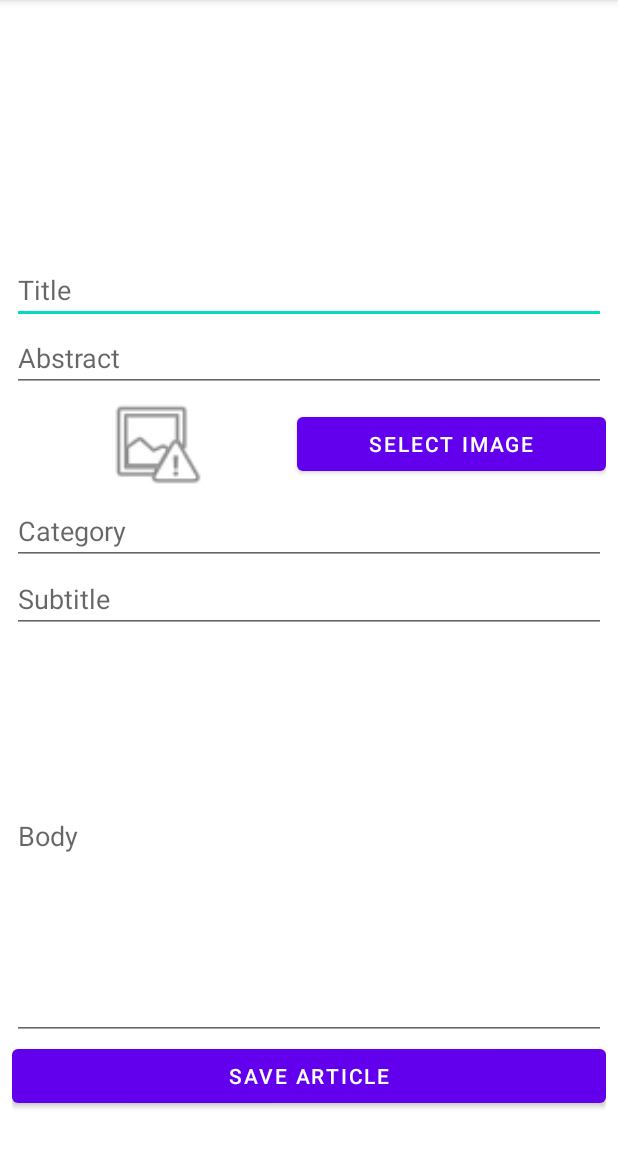
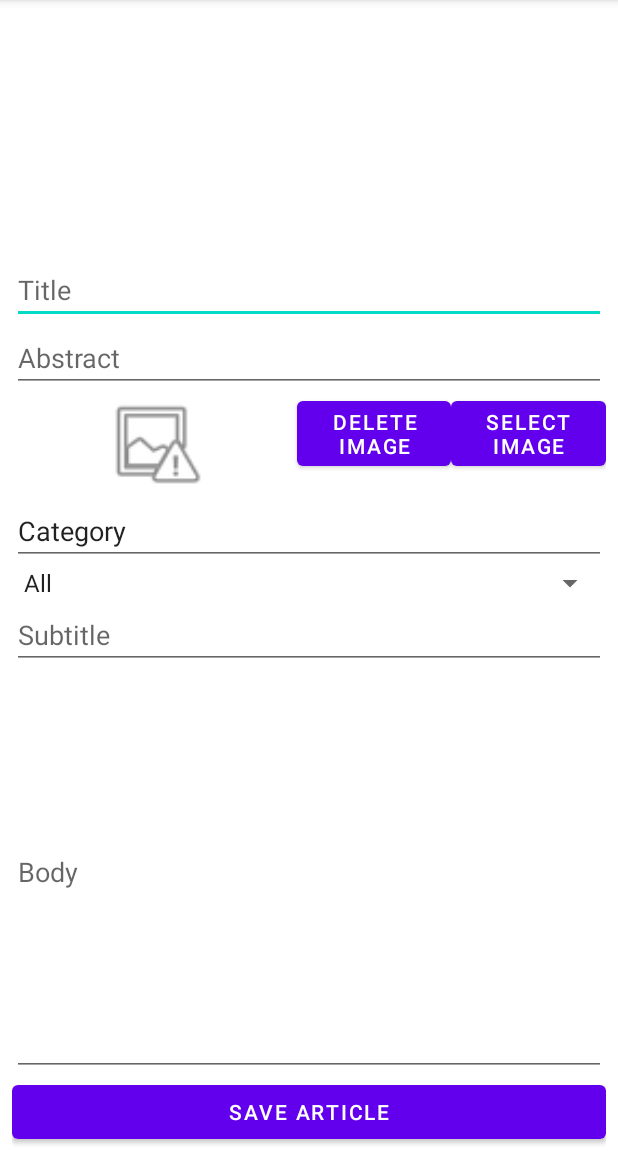
Before and after one commit to Haocyyy/NewsApplication, an Android app: the CreateArticle screen opened directly, with no data from a screen before it, on a phone screen of 412 x 824 dp, the part 84-1236 px from its top. Run offline under Robolectric (Android 15) with nearby library versions, the phone set to English and light mode, and no system bars.

Commit message:
some extra buttons

```diff
--- a/app/src/main/java/es/upm/hcid/pui/assignment/CreateArticle.java
+++ b/app/src/main/java/es/upm/hcid/pui/assignment/CreateArticle.java
@@ -20,6 +20,8 @@ import java.io.FileNotFoundException;
 import java.io.IOException;
 import java.io.InputStream;
 
+import android.widget.Spinner;
+
 public class CreateArticle extends AppCompatActivity {
     private static final int REQUEST_CODE_OPEN_IMAGE = 1;
 
@@ -27,7 +29,7 @@ public class CreateArticle extends AppCompatActivity {
     EditText TitleArticle;
     EditText AbstractArticle;
     EditText BodyArticle;
-    EditText CategoryArticle;
+    private Spinner cSpinner;
     EditText SubtitleArticle;
     ImageView ArticleImageInput;
     Button btn_save_article;
@@ -40,7 +42,7 @@ public class CreateArticle extends AppCompatActivity {
         TitleArticle = findViewById(R.id.ArticleTitleInput);
         AbstractArticle = findViewById(R.id.ArticleAbstractInput);
         BodyArticle = findViewById(R.id.ArticleBodyInput);
-        CategoryArticle = findViewById(R.id.ArticleCategoryInput);
+        cSpinner = findViewById(R.id.SpinnerArticleCategoryInput);
         SubtitleArticle = findViewById(R.id.ArticleSubtitleInput);
         ArticleImageInput = findViewById(R.id.ArticleImageInput);
 
@@ -66,7 +68,7 @@ public class CreateArticle extends AppCompatActivity {
                 article_body = BodyArticle.getText().toString();
                 article_subtitle = SubtitleArticle.getText().toString();
                 showToast(article_title);
-
+                // save all entities to article
             }
         });
     }
@@ -83,6 +85,8 @@ public class CreateArticle extends AppCompatActivity {
                         Toast.makeText(this, data.getData().toString(), Toast.LENGTH_SHORT).show();
                         stream = getContentResolver().openInputStream(data.getData());
                         Bitmap bitmap = BitmapFactory.decodeStream(stream);
+                        // save image?
+
                         ((ImageView) findViewById(R.id.ArticleImageInput)).setImageBitmap(bitmap);
                     } catch (FileNotFoundException e) {
                         e.printStackTrace();
--- a/app/src/main/res/layout/activity_create_article.xml
+++ b/app/src/main/res/layout/activity_create_article.xml
@@ -49,21 +49,37 @@
                 android:src="@android:drawable/ic_menu_report_image" />
 
             <Button
+                android:id="@+id/btn_delete_image"
+                android:layout_width="wrap_content"
+                android:layout_height="wrap_content"
+                android:layout_weight="1"
+                android:text="Delete Image"
+                />
+
+            <Button
                 android:id="@+id/btn_select_image"
-                android:layout_width="166dp"
+                android:layout_width="wrap_content"
                 android:layout_height="wrap_content"
-                android:layout_gravity="center"
                 android:layout_weight="1"
-                android:text="Select Image" />
+                android:text="Select Image"
+                />
+
         </LinearLayout>
 
         <EditText
-            android:id="@+id/ArticleCategoryInput"
+            android:id="@+id/Indicator_for_category"
             android:layout_width="match_parent"
             android:layout_height="wrap_content"
             android:ems="10"
-            android:hint="Category"
-            android:inputType="textPersonName" />
+            android:inputType="textPersonName"
+            android:text="Category" />
+
+        <Spinner
+            android:id="@+id/SpinnerArticleCategoryInput"
+            android:layout_width="match_parent"
+            android:layout_height="wrap_content"
+            android:entries="@array/spinner"
+            />
 
         <EditText
             android:id="@+id/ArticleSubtitleInput"
```
